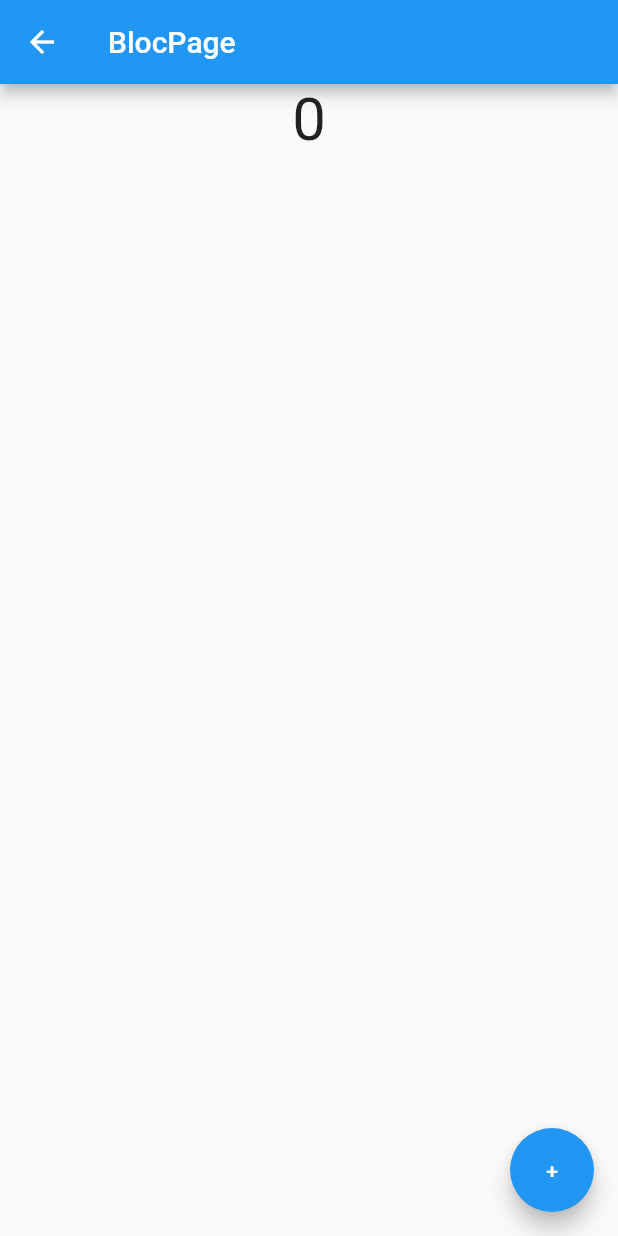
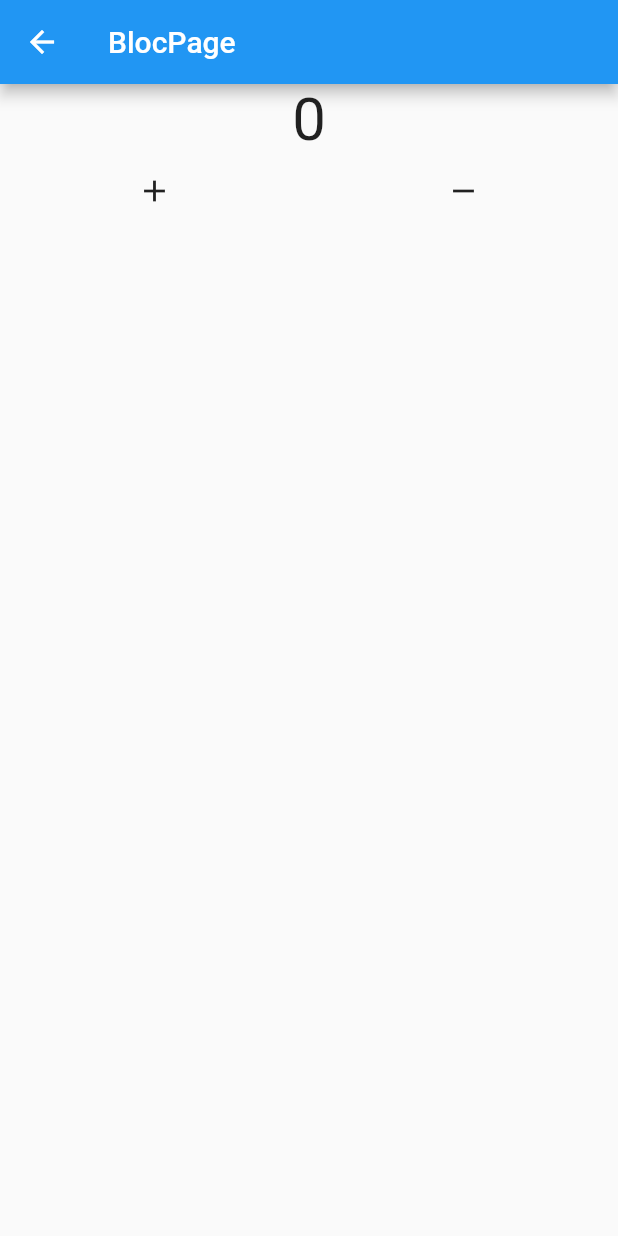
Before and after one commit to PACOdergod/manejoDelEstado, a Flutter app: the HomePage screen opened by its route, after a tap on "BLOC", on a phone screen of 412 x 824 dp. Run offline on Flutter 3.47's test engine with Material 2 defaults, Android fonts, the phone set to English and light mode, and no system bars.

Commit message:
pagina del bloc stream terminada

```diff
--- a/lib/src/pages/bloc_page.dart
+++ b/lib/src/pages/bloc_page.dart
@@ -1,12 +1,12 @@
 import 'package:flutter/material.dart';
 import 'package:manejo_estado_app/src/bloc/bloc_1.dart';
 
-class BlocPage extends StatefulWidget {
+class BlocPage1 extends StatefulWidget {
   @override
   _BlocPageState createState() => _BlocPageState();
 }
 
-class _BlocPageState extends State<BlocPage> {
+class _BlocPageState extends State<BlocPage1> {
   final numerosBloc = new Bloc1();
 
   @override
@@ -16,11 +16,24 @@ class _BlocPageState extends State<BlocPage> {
         title: Text('BlocPage'),
       ),
       body: Column(
-        children: [_cantidad2()],
-      ),
-      floatingActionButton: FloatingActionButton(
-        onPressed: () {},
-        child: Text('+'),
+        children: [
+          _cantidad2(),
+          Row(
+            mainAxisAlignment: MainAxisAlignment.spaceAround,
+            children: [
+              IconButton(
+                  icon: Icon(Icons.add),
+                  onPressed: () {
+                    numerosBloc.aumentarCantidad.add(1);
+                  }),
+              IconButton(
+                  icon: Icon(Icons.remove),
+                  onPressed: () {
+                    numerosBloc.disminuirCantidad.add(1);
+                  })
+            ],
+          )
+        ],
       ),
     );
   }
@@ -43,18 +56,4 @@ class _BlocPageState extends State<BlocPage> {
       ),
     );
   }
-
-  _cantidad() {
-    return StreamBuilder(
-      stream: numerosBloc.getNumero,
-      // initialData: initialData ,
-      builder: (BuildContext context, AsyncSnapshot<int> snapshot) {
-        return Center(
-            child: Text(snapshot.data.toString() ?? ['0'],
-                style: TextStyle(
-                  fontSize: 50.0,
-                )));
-      },
-    );
-  }
 }
--- a/lib/src/pages/home_page.dart
+++ b/lib/src/pages/home_page.dart
@@ -56,7 +56,7 @@ class HomePage extends StatelessWidget {
       child: Card(
         color: Colors.cyan[100],
         child: ListTile(
-          onTap: () => Navigator.pushNamed(context, '/bloc'),
+          onTap: () => Navigator.pushNamed(context, '/blocPage1'),
           leading: Container(
             child: Icon(Icons.ac_unit),
           ),
```
Also changed, not shown: lib/main.dart (+3 -4 lines), lib/src/bloc/bloc_1.dart (+6 -4 lines).
